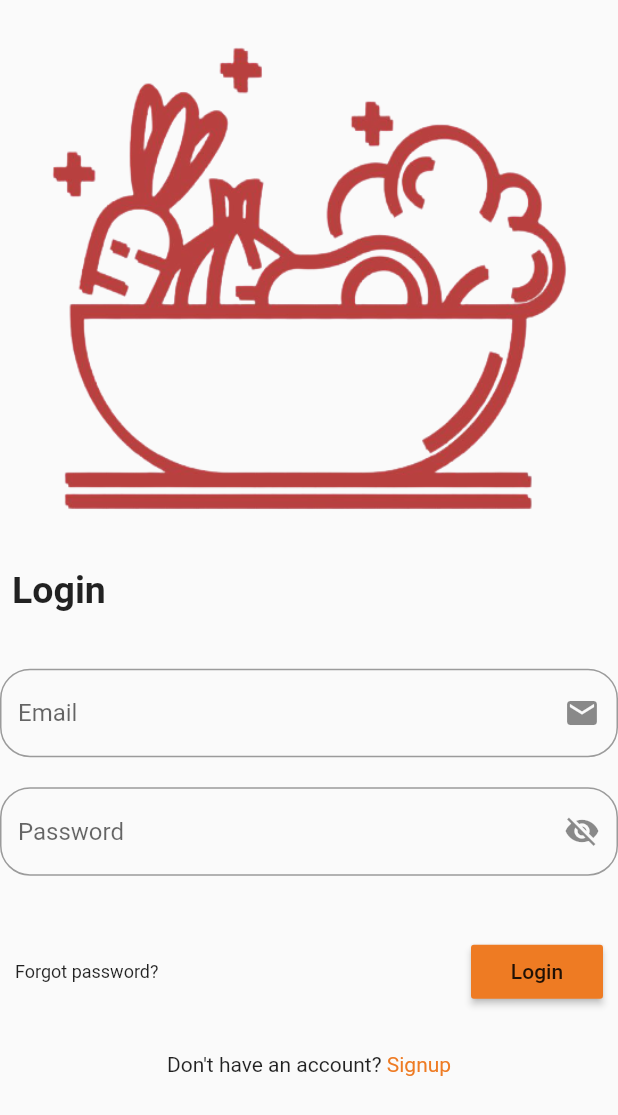
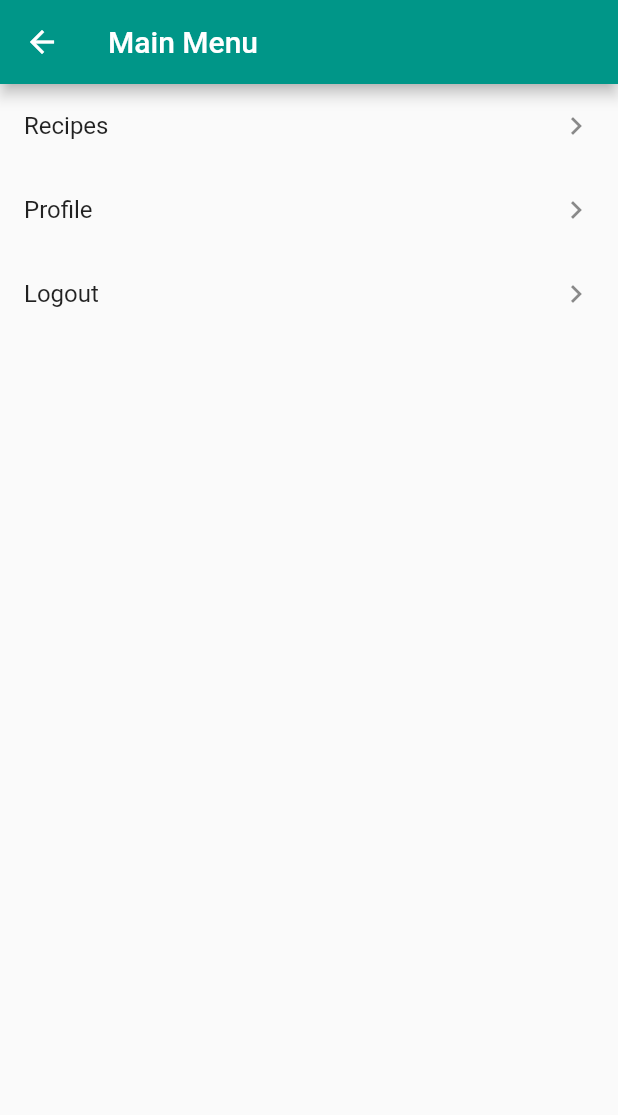
Before and after one commit to Saad-Mehr/Quik-Quisine, a Flutter app: the screen it shows after launch, after a tap on "Login", on a phone screen of 412 x 824 dp. Shown: the top 1115 px of the screen. Run offline on Flutter 3.47's test engine with Material 2 defaults, Android fonts, the phone set to English and light mode, and no system bars.

Commit message:
Add files via upload

```diff
--- /dev/null
+++ b/lib/HomePage.dart
@@ -0,0 +1,68 @@
+import 'package:flutter/material.dart';
+import 'package:quikquisine490/main.dart';
+import 'recipes.dart';
+import 'package:flutter/material.dart';
+
+
+class HomePage extends StatelessWidget {
+  @override
+  Widget build(BuildContext context) {
+  return MaterialApp(
+    debugShowCheckedModeBanner: false,
+    title: 'Main Menu',
+    theme: ThemeData(
+     primarySwatch: Colors.teal,
+    ),
+   home: Scaffold(
+    appBar: AppBar(title: Text('Main Menu'),
+        leading: IconButton(icon:Icon(Icons.arrow_back),
+          onPressed:() => Navigator.pop(context, false),
+        )
+    ),
+    body: BodyLayout(),
+   ),
+  );
+  }
+}
+
+  class BodyLayout extends StatelessWidget {
+    @override
+    Widget build(BuildContext context) {
+     return _myListView(context);
+    }
+  }
+
+  // replace this function with the code in the examples
+Widget _myListView(BuildContext context) {
+  return ListView(
+    children: <Widget>[
+      ListTile(
+        title: Text('Recipes'),
+        trailing: Icon(Icons.keyboard_arrow_right),
+        onTap: () {
+          Navigator.push(
+            context,
+            MaterialPageRoute(builder: (context) => recipePage()),
+          );
+        },
+      ),
+      ListTile(
+        title: Text('Profile'),
+        trailing: Icon(Icons.keyboard_arrow_right),
+        onTap: () {
+          print('Moon');
+        },
+      ),
+      ListTile(
+        title: Text('Logout'),
+        trailing: Icon(Icons.keyboard_arrow_right),
+        onTap: () {
+          Navigator.push(
+            context,
+            MaterialPageRoute(builder: (context) => Myapp()),
+          );
+        },
+      ),
+    ],
+  );
+}
--- a/lib/main.dart
+++ b/lib/main.dart
@@ -1,4 +1,7 @@
 import 'package:flutter/material.dart';
+import 'HomePage.dart';
+
+
 
 void main() {
   runApp(MaterialApp(home:Myapp()));
@@ -18,6 +21,7 @@ class _MyappState extends State<Myapp> {
       body: Container(
         height: height,
         width: width,
+
         child: SingleChildScrollView(
           child: Column(
             mainAxisAlignment: MainAxisAlignment.center,
@@ -67,7 +71,12 @@ class _MyappState extends State<Myapp> {
                     RaisedButton(
                       child: Text('Login'),
                       color: Color(0xffEE7B23),
-                      onPressed: (){},
+                      onPressed: (){
+                        Navigator.push(
+                          context,
+                          MaterialPageRoute(builder: (context) => HomePage()),
+                        );
+                      },
                     ),
                   ],
                 ),
@@ -100,6 +109,8 @@ class _MyappState extends State<Myapp> {
     );
   }
 }
+
+
 
 
 class Second extends StatefulWidget {
```
Also changed, not shown: lib/recipes.dart (added, +183 -0 lines), 9 other files.
